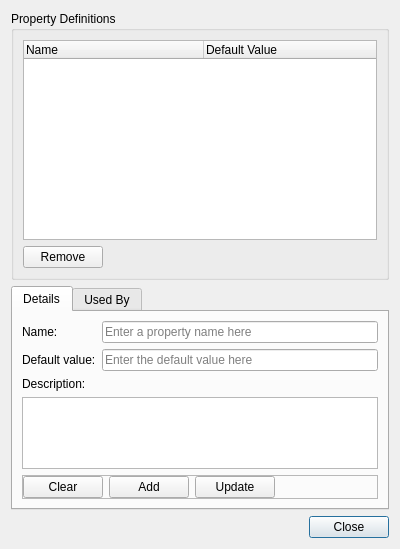
timbaker/pzworlded, file src/editor/propertiesdialog.ui: the form before one commit.
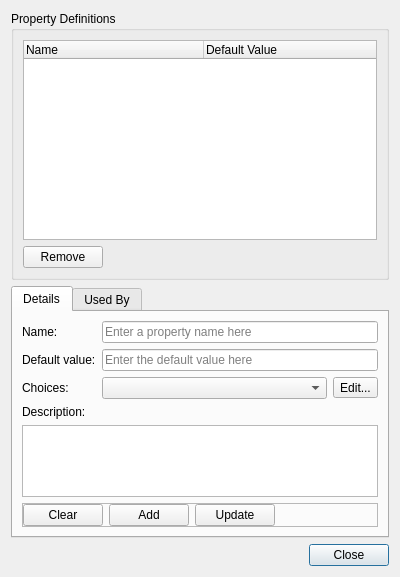
The form after the commit.

Commit message: Added SpawnPointTool, SpawnPointItem, PropertyEnum, etc.

What changed in the file:
```diff
--- a/src/editor/propertiesdialog.ui
+++ b/src/editor/propertiesdialog.ui
@@ -7,7 +7,7 @@
     <x>0</x>
     <y>0</y>
     <width>400</width>
-    <height>533</height>
+    <height>567</height>
    </rect>
   </property>
   <property name="windowTitle">
@@ -134,14 +134,14 @@
          </property>
         </widget>
        </item>
-       <item row="2" column="0">
+       <item row="4" column="0">
         <widget class="QLabel" name="label_3">
          <property name="text">
           <string>Description:</string>
          </property>
         </widget>
        </item>
-       <item row="4" column="0" colspan="2">
+       <item row="6" column="0" colspan="2">
         <widget class="QFrame" name="frame_2">
          <property name="minimumSize">
           <size>
@@ -205,7 +205,7 @@
          </layout>
         </widget>
        </item>
-       <item row="3" column="0" colspan="2">
+       <item row="5" column="0" colspan="2">
         <widget class="QPlainTextEdit" name="defDescEdit">
          <property name="maximumSize">
           <size>
@@ -218,6 +218,27 @@
          </property>
         </widget>
        </item>
+       <item row="2" column="0">
+        <widget class="QLabel" name="label_4">
+         <property name="text">
+          <string>Choices:</string>
+         </property>
+        </widget>
+       </item>
+       <item row="2" column="1">
+        <layout class="QHBoxLayout" name="horizontalLayout_3">
+         <item>
+          <widget class="QComboBox" name="enumCombo"/>
+         </item>
+         <item>
+          <widget class="QToolButton" name="enumEdit">
+           <property name="text">
+            <string>Edit...</string>
+           </property>
+          </widget>
+         </item>
+        </layout>
+       </item>
       </layout>
      </widget>
      <widget class="QWidget" name="tab2">
```
Left out of the diff: 22 changed lines with no effect on the pictures. The commit also changes 31 other files.
